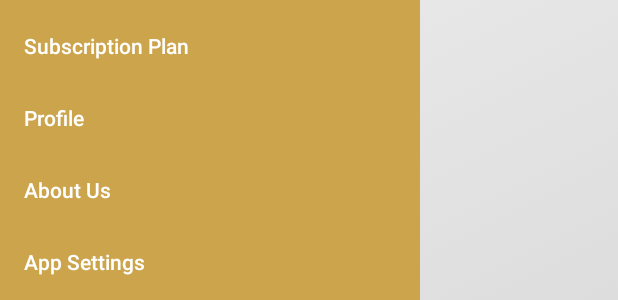
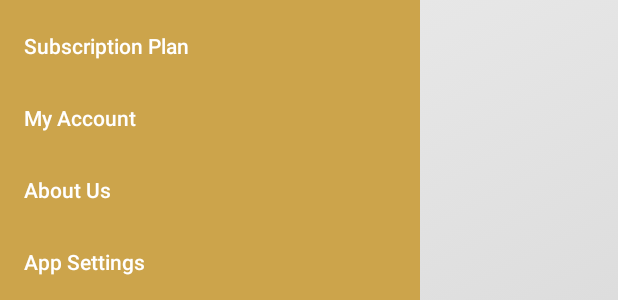
Before and after one commit to mughalasim/hotelaide, an Android app: the layout navigation_view.xml on its own in the app's theme, with its tools: preview values and no code run, on a phone screen of 412 x 824 dp. Shown: the part 515-815 px from the top of the screen. Run offline under Robolectric (Android 15) with nearby library versions, the phone set to English and light mode, and no system bars; plain views replace RoundedImageView.

Commit message:
Version 0.2 - Successfull Login and registration on app side

```diff
--- a/app/build.gradle
+++ b/app/build.gradle
@@ -37,9 +37,6 @@ android {
         prod {
             // MAIN INFO
             buildConfigField 'String', 'MAIN_URL', '"https://hotelaide.kiiya.co.ke/"'
-            buildConfigField 'String', 'CLIENT_ID', '"2"'
-            buildConfigField 'String', 'CLIENT_SECRET', '"lP4okRUd6R5E1jlY9n8tbbACnKN5a1AtdQaRvJvD"'
-            buildConfigField 'String', 'GRANT_TYPE', '"password"'
             // DATABASE INFO
             buildConfigField 'Integer', 'DATABASE_VERSION', "$rootProject.versionCode"
             // ACCOUNT TYPES
--- a/app/src/main/java/com/hotelaide/main_pages/fragments/StartUpLoginFragment.java
+++ b/app/src/main/java/com/hotelaide/main_pages/fragments/StartUpLoginFragment.java
@@ -161,9 +161,6 @@ public class StartUpLoginFragment extends Fragment {
 
         LoginService loginService = LoginService.retrofit.create(LoginService.class);
         final Call<JsonObject> call = loginService.userLogin(
-                BuildConfig.CLIENT_ID,
-                BuildConfig.CLIENT_SECRET,
-                BuildConfig.GRANT_TYPE,
                 email,
                 password
         );
@@ -187,7 +184,7 @@ public class StartUpLoginFragment extends Fragment {
                             helpers.ToastMessage(getActivity(), getString(R.string.error_server));
                         }
                     } else {
-                        helpers.ToastMessage(getActivity(), main.getString("message"));
+                        helpers.handleErrorMessage(getActivity(), main.getJSONObject("data"));
                     }
 
                 } catch (JSONException e) {
--- a/app/src/main/java/com/hotelaide/services/UserService.java
+++ b/app/src/main/java/com/hotelaide/services/UserService.java
@@ -19,7 +19,6 @@ import okhttp3.MultipartBody;
 import okhttp3.OkHttpClient;
 import okhttp3.Request;
 import okhttp3.Response;
-import okhttp3.logging.HttpLoggingInterceptor;
 import retrofit2.Call;
 import retrofit2.Retrofit;
 import retrofit2.converter.gson.GsonConverterFactory;
--- a/app/src/main/java/com/hotelaide/utils/SharedPrefs.java
+++ b/app/src/main/java/com/hotelaide/utils/SharedPrefs.java
@@ -150,7 +150,7 @@ public class SharedPrefs {
                 setString(PROFILE_URL, user.getString("profile_url"));
                 setInt(USER_COUNTRY_CODE, user.getInt("country_code"));
                 setInt(USER_PHONE, user.getInt("phone_number"));
-                setString(USER_DOB, user.getString("dob"));
+//                setString(USER_DOB, user.getString("dob"));
                 setString(USER_FB_ID, user.getString("facebook_id"));
                 setString(USER_GOOGLE_ID, user.getString("google_id"));
                 setDouble(USER_GEO_LAT, user.getDouble("geolat"));
--- a/app/src/main/res/menu/drawer.xml
+++ b/app/src/main/res/menu/drawer.xml
@@ -6,13 +6,21 @@
             android:id="@+id/drawer_dashboard"
             android:title="@string/drawer_dashboard" />
 
-        <item android:title="@string/drawer_messages" />
+        <item
+            android:id="@+id/drawer_messages"
+            android:title="@string/drawer_messages" />
 
-        <item android:title="@string/drawer_find_jobs" />
+        <item
+            android:id="@+id/drawer_find_jobs"
+            android:title="@string/drawer_find_jobs" />
 
-        <item android:title="@string/drawer_registration" />
+        <item
+            android:id="@+id/drawer_registration"
+            android:title="@string/drawer_registration" />
 
-        <item android:title="@string/drawer_subscription" />
+        <item
+            android:id="@+id/drawer_subscription"
+            android:title="@string/drawer_subscription" />
 
         <item
             android:id="@+id/drawer_my_account"
@@ -27,7 +35,9 @@
             android:id="@+id/drawer_about_us"
             android:title="@string/drawer_about_us" />
 
-        <item android:title="@string/drawer_settings" />
+        <item
+            android:id="@+id/drawer_settings"
+            android:title="@string/drawer_settings" />
 
     </group>
 
--- a/app/src/main/res/values/strings.xml
+++ b/app/src/main/res/values/strings.xml
@@ -72,6 +72,7 @@
     <string name="txt_welcome_login">Kindly enter your email and password to login</string>
     <string name="txt_address_landline">Landline:&#160;</string>
     <string name="txt_address_mobile">Mobile:&#160;</string>
+    <string name="txt_errors">Errors</string>
 
     <!--ALL DRAWER TEXTS ========================================================================-->
     <string name="drawer_dashboard">Dashboard</string>
@@ -79,7 +80,7 @@
     <string name="drawer_messages">Messages</string>
     <string name="drawer_registration">Hotel Registration</string>
     <string name="drawer_subscription">Subscription Plan</string>
-    <string name="drawer_my_account">Profile</string>
+    <string name="drawer_my_account">My Account</string>
     <string name="drawer_settings">App Settings</string>
     <string name="drawer_about_us">About Us</string>
 
```
Also changed, not shown: app/src/main/java/com/hotelaide/main_pages/activities/ParentActivity.java (+28 -19 lines), app/src/main/java/com/hotelaide/main_pages/fragments/StartUpSignUpFragment.java (+9 -8 lines), app/src/main/java/com/hotelaide/services/LoginService.java (+8 -9 lines), app/src/main/java/com/hotelaide/utils/Helpers.java (+38 -0 lines), 1 other file.
